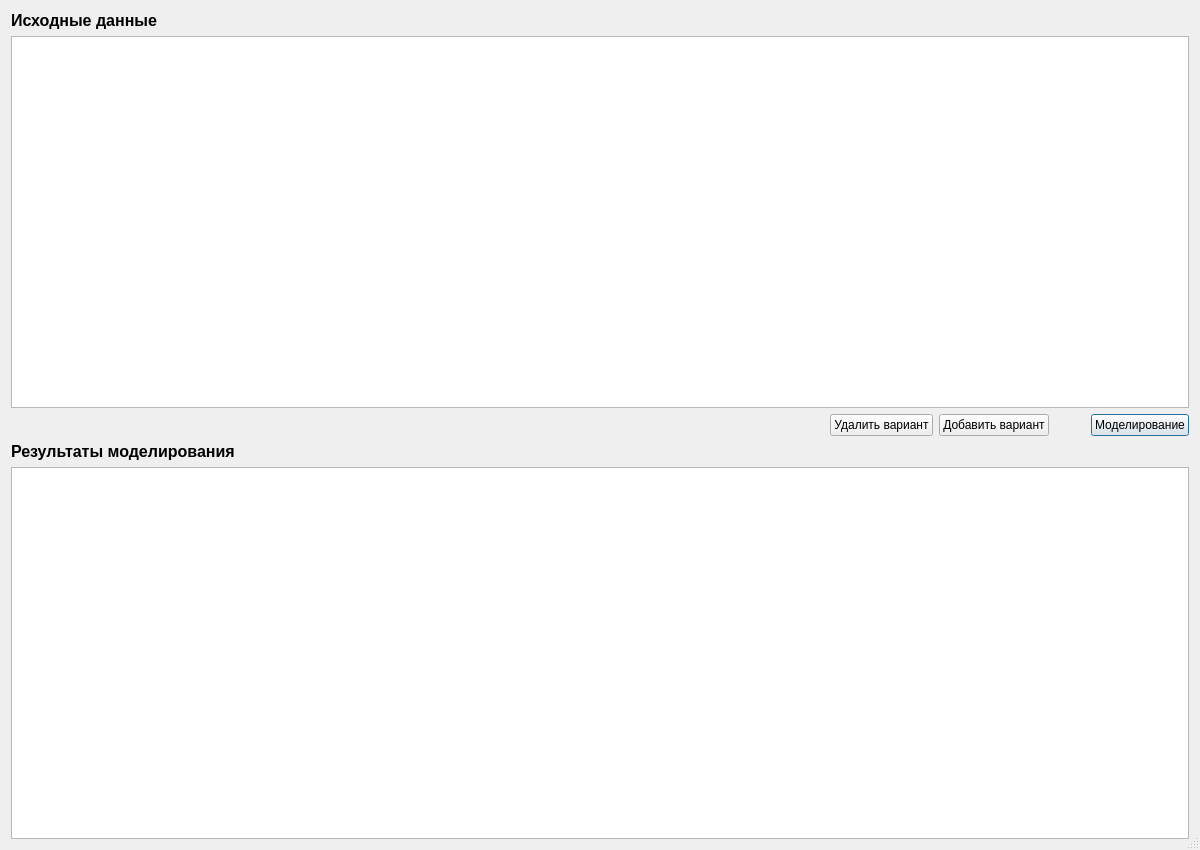
vadimlarionov/AnalyticalModel, file analyticalmodel.ui: the form before one commit.
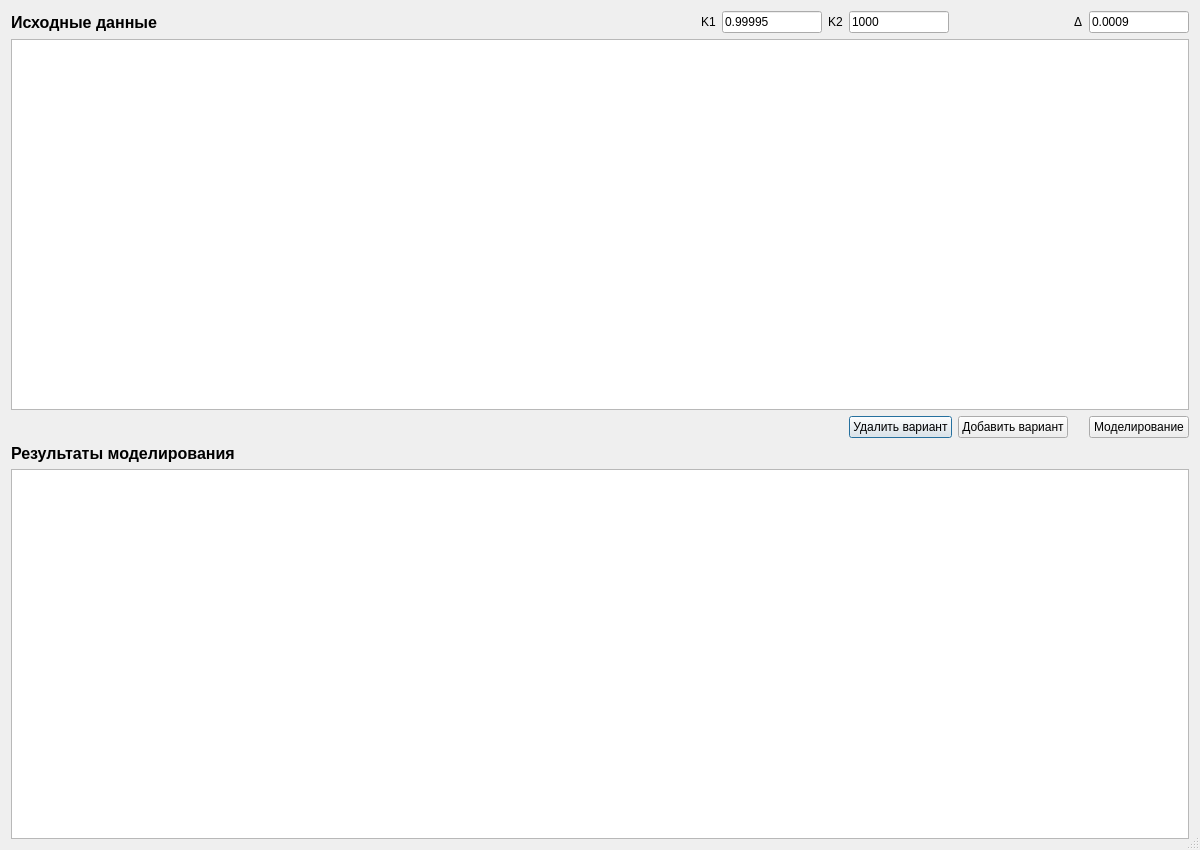
The form after the commit. Icons and pictures are not drawn.

Commit message: Считывани k1, k2, delta

Diff of the .ui file:
```diff
--- a/analyticalmodel.ui
+++ b/analyticalmodel.ui
@@ -32,7 +32,7 @@
   <layout class="QGridLayout" name="gridLayout_2">
    <item row="0" column="0">
     <layout class="QGridLayout" name="gridLayout">
-     <item row="1" column="0" colspan="5">
+     <item row="1" column="0" colspan="8">
       <widget class="QTableWidget" name="inputTableWidget">
        <property name="editTriggers">
         <set>QAbstractItemView::AnyKeyPressed|QAbstractItemView::DoubleClicked|QAbstractItemView::EditKeyPressed|QAbstractItemView::SelectedClicked</set>
@@ -54,39 +54,35 @@
       </widget>
      </item>
      <item row="2" column="4">
+      <widget class="QPushButton" name="deleteVariantButton">
+       <property name="sizePolicy">
+        <sizepolicy hsizetype="Fixed" vsizetype="Fixed">
+         <horstretch>0</horstretch>
+         <verstretch>0</verstretch>
+        </sizepolicy>
+       </property>
+       <property name="text">
+        <string>Удалить вариант</string>
+       </property>
+      </widget>
+     </item>
+     <item row="2" column="7">
       <widget class="QPushButton" name="calculateButton">
+       <property name="autoFillBackground">
+        <bool>false</bool>
+       </property>
        <property name="text">
         <string>Моделирование</string>
        </property>
       </widget>
      </item>
-     <item row="2" column="0">
-      <spacer name="horizontalSpacer">
-       <property name="orientation">
-        <enum>Qt::Horizontal</enum>
-       </property>
-       <property name="sizeHint" stdset="0">
-        <size>
-         <width>40</width>
-         <height>20</height>
-        </size>
-       </property>
-      </spacer>
-     </item>
-     <item row="2" column="2">
+     <item row="2" column="5">
       <widget class="QPushButton" name="addVariantButton">
        <property name="text">
         <string>Добавить вариант</string>
        </property>
       </widget>
      </item>
-     <item row="2" column="1">
-      <widget class="QPushButton" name="deleteVariantButton">
-       <property name="text">
-        <string>Удалить вариант</string>
-       </property>
-      </widget>
-     </item>
      <item row="0" column="0">
       <widget class="QLabel" name="label">
        <property name="font">
@@ -101,29 +97,101 @@
        </property>
       </widget>
      </item>
-     <item row="4" column="0" colspan="5">
+     <item row="4" column="0" colspan="8">
       <widget class="QTableWidget" name="outputTableWidget">
        <property name="editTriggers">
         <set>QAbstractItemView::NoEditTriggers</set>
        </property>
       </widget>
      </item>
-     <item row="2" column="3">
-      <spacer name="horizontalSpacer_2">
+     <item row="0" column="1">
+      <widget class="QLabel" name="label_3">
+       <property name="toolTip">
+        <string>&lt;html&gt;&lt;head/&gt;&lt;body&gt;&lt;p&gt;&lt;span style=&quot; font-size:12pt;&quot;&gt;При некорректном вводе используется значение по умолчанию, которое равно 0.99995&lt;/span&gt;&lt;/p&gt;&lt;/body&gt;&lt;/html&gt;</string>
+       </property>
+       <property name="text">
+        <string>K1</string>
+       </property>
+      </widget>
+     </item>
+     <item row="0" column="2">
+      <widget class="QLineEdit" name="k1LineEdit">
+       <property name="maximumSize">
+        <size>
+         <width>100</width>
+         <height>16777215</height>
+        </size>
+       </property>
+       <property name="toolTip">
+        <string>&lt;html&gt;&lt;head/&gt;&lt;body&gt;&lt;p&gt;&lt;span style=&quot; font-size:12pt;&quot;&gt;При некорректном вводе используется значение по умолчанию = 0.99995&lt;/span&gt;&lt;/p&gt;&lt;/body&gt;&lt;/html&gt;</string>
+       </property>
+       <property name="text">
+        <string>0.99995</string>
+       </property>
+      </widget>
+     </item>
+     <item row="0" column="6">
+      <widget class="QLabel" name="label_5">
+       <property name="toolTip">
+        <string>&lt;html&gt;&lt;head/&gt;&lt;body&gt;&lt;p&gt;&lt;span style=&quot; font-size:12pt;&quot;&gt;При некорректном вводе используется значение по умолчанию, которое равно 0.0009&lt;/span&gt;&lt;/p&gt;&lt;/body&gt;&lt;/html&gt;</string>
+       </property>
+       <property name="text">
+        <string>Δ</string>
+       </property>
+      </widget>
+     </item>
+     <item row="0" column="7">
+      <widget class="QLineEdit" name="deltaLineEdit">
+       <property name="maximumSize">
+        <size>
+         <width>100</width>
+         <height>16777215</height>
+        </size>
+       </property>
+       <property name="text">
+        <string>0.0009</string>
+       </property>
+      </widget>
+     </item>
+     <item row="0" column="3">
+      <widget class="QLabel" name="label_4">
+       <property name="toolTip">
+        <string>&lt;html&gt;&lt;head/&gt;&lt;body&gt;&lt;p&gt;&lt;span style=&quot; font-size:12pt;&quot;&gt;При некорректном вводе используется значение по умолчанию, которое равно 1000&lt;/span&gt;&lt;/p&gt;&lt;/body&gt;&lt;/html&gt;</string>
+       </property>
+       <property name="layoutDirection">
+        <enum>Qt::RightToLeft</enum>
+       </property>
+       <property name="text">
+        <string>K2</string>
+       </property>
+      </widget>
+     </item>
+     <item row="2" column="0">
+      <spacer name="horizontalSpacer">
        <property name="orientation">
         <enum>Qt::Horizontal</enum>
        </property>
-       <property name="sizeType">
-        <enum>QSizePolicy::Fixed</enum>
-       </property>
        <property name="sizeHint" stdset="0">
         <size>
-         <width>30</width>
+         <width>40</width>
          <height>20</height>
         </size>
        </property>
       </spacer>
      </item>
+     <item row="0" column="4">
+      <widget class="QLineEdit" name="k2LineEdit">
+       <property name="maximumSize">
+        <size>
+         <width>100</width>
+         <height>16777215</height>
+        </size>
+       </property>
+       <property name="text">
+        <string>1000</string>
+       </property>
+      </widget>
+     </item>
     </layout>
    </item>
   </layout>
```
The commit also changes 3 other files.
